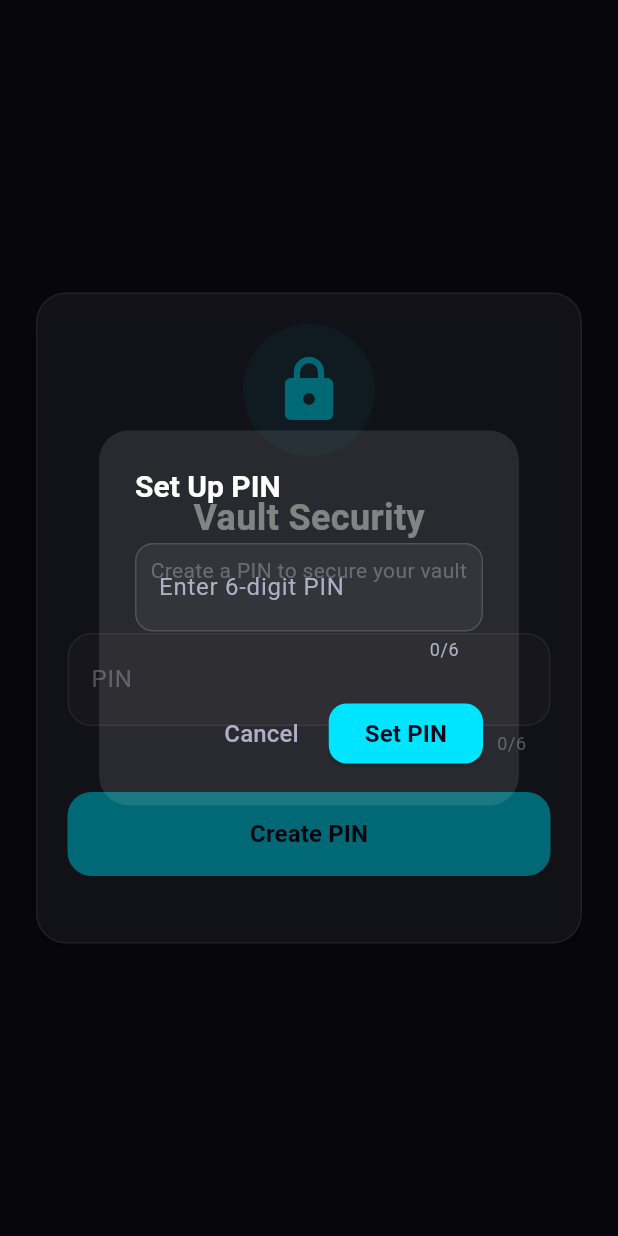
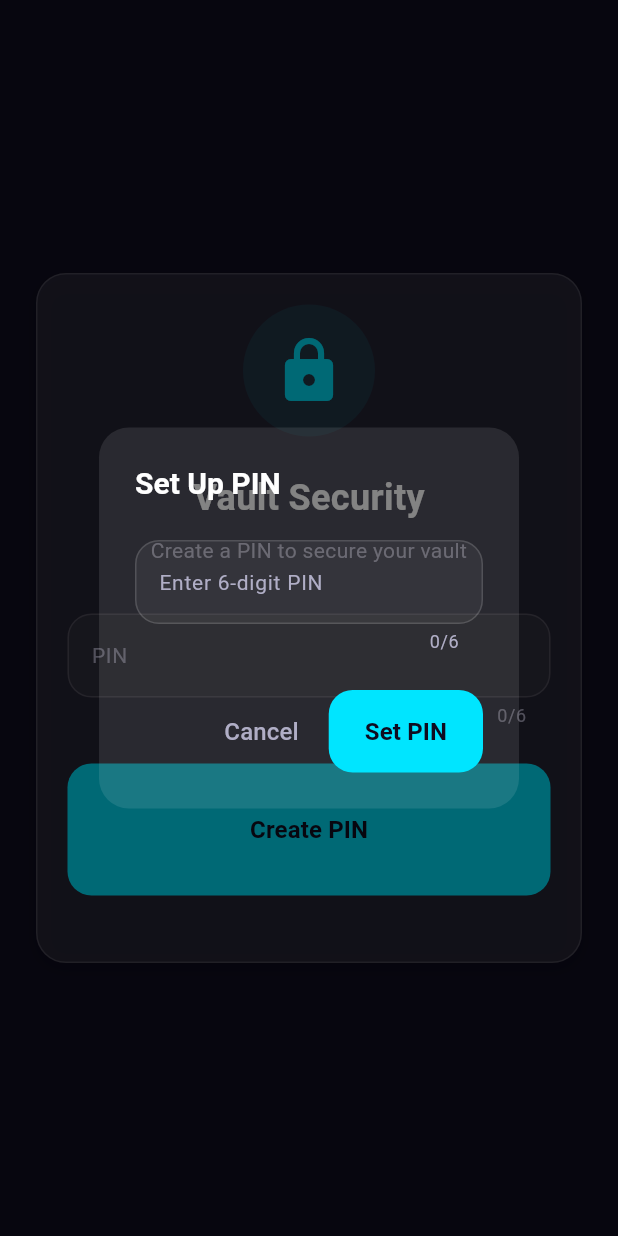
Before and after one commit to shado-ui/the-archive, a Flutter app: the VaultUnlockScreen screen opened by its route, after a tap on "Create PIN", on a phone screen of 412 x 824 dp. Run offline on Flutter 3.47's test engine with Material 3 defaults, Android fonts, the phone set to English and light mode, and no system bars; our stand-ins replace flutter_riverpod, flutter_secure_storage, go_router, local_auth, shared_preferences, supabase_flutter; accounts and stored records are empty.

Commit message:
Add reusable components, refactor vault unlock with logging

```diff
--- /dev/null
+++ b/lib/core/constants/app_constants.dart
@@ -0,0 +1,15 @@
+class AppConstants {
+  static const String appName = 'The Archive';
+  static const String appVersion = '1.5.0';
+  static const Duration sessionTimeout = Duration(minutes: 5);
+  static const int pinLength = 6;
+
+  static const double borderRadiusSmall = 12.0;
+  static const double borderRadiusMedium = 16.0;
+  static const double borderRadiusLarge = 20.0;
+
+  static const double spacingSmall = 8.0;
+  static const double spacingMedium = 16.0;
+  static const double spacingLarge = 24.0;
+  static const double spacingXLarge = 32.0;
+}
--- /dev/null
+++ b/lib/core/utils/validators.dart
@@ -0,0 +1,21 @@
+import '../constants/app_constants.dart';
+
+class Validators {
+  static bool isValidEmail(String email) {
+    final emailRegex = RegExp(r'^[\w-\.]+@([\w-]+\.)+[\w-]{2,4}$');
+    return emailRegex.hasMatch(email);
+  }
+
+  static bool isValidPin(String pin) {
+    return pin.length == AppConstants.pinLength && RegExp(r'^\d+$').hasMatch(pin);
+  }
+
+  static bool isValidUrl(String url) {
+    try {
+      final uri = Uri.parse(url);
+      return uri.hasScheme && (uri.scheme == 'http' || uri.scheme == 'https');
+    } catch (_) {
+      return false;
+    }
+  }
+}
--- /dev/null
+++ b/lib/core/widgets/app_button.dart
@@ -0,0 +1,82 @@
+import 'package:flutter/material.dart';
+import '../constants/colors.dart';
+import '../constants/app_constants.dart';
+
+class AppButton extends StatelessWidget {
+  final String label;
+  final VoidCallback? onPressed;
+  final IconData? icon;
+  final Color? backgroundColor;
+  final Color? textColor;
+  final bool isLoading;
+  final bool isFullWidth;
+
+  const AppButton({
+    super.key,
+    required this.label,
+    this.onPressed,
+    this.icon,
+    this.backgroundColor,
+    this.textColor,
+    this.isLoading = false,
+    this.isFullWidth = false,
+  });
+
+  @override
+  Widget build(BuildContext context) {
+    final effectiveBackgroundColor = backgroundColor ?? AppColors.auroraCyan;
+    final effectiveTextColor = textColor ?? AppColors.spaceDark;
+
+    Widget child = Row(
+      mainAxisSize: MainAxisSize.min,
+      mainAxisAlignment: MainAxisAlignment.center,
+      children: [
+        if (isLoading)
+          const SizedBox(
+            width: 20,
+            height: 20,
+            child: CircularProgressIndicator(
+              color: Colors.white,
+              strokeWidth: 2,
+            ),
+          )
+        else ...[
+          if (icon != null) ...[
+            Icon(icon, size: 20, color: effectiveTextColor),
+            const SizedBox(width: 12),
+          ],
+          Text(
+            label,
+            style: TextStyle(
+              color: effectiveTextColor,
+              fontSize: 16,
+              fontWeight: FontWeight.bold,
+            ),
+          ),
+        ],
+      ],
+    );
+
+    if (isFullWidth) {
+      child = SizedBox(
+        width: double.infinity,
+        height: 56,
+        child: child,
+      );
+    }
+
+    return ElevatedButton(
+      onPressed: isLoading ? null : onPressed,
+      style: ElevatedButton.styleFrom(
+        backgroundColor: effectiveBackgroundColor,
+        foregroundColor: effectiveTextColor,
+        padding: const EdgeInsets.symmetric(horizontal: 24, vertical: 16),
+        shape: RoundedRectangleBorder(
+          borderRadius: BorderRadius.circular(AppConstants.borderRadiusMedium),
+        ),
+        elevation: 0,
+      ),
+      child: child,
+    );
+  }
+}
--- /dev/null
+++ b/lib/core/widgets/app_text_field.dart
@@ -0,0 +1,86 @@
+import 'package:flutter/material.dart';
+import '../constants/colors.dart';
+import '../constants/app_constants.dart';
+
+class AppTextField extends StatelessWidget {
+  final String? label;
+  final String? hint;
+  final TextEditingController? controller;
+  final bool obscureText;
+  final bool enabled;
+  final TextInputType? keyboardType;
+  final int? maxLength;
+  final Widget? suffixIcon;
+  final Widget? prefixIcon;
+  final String? Function(String?)? validator;
+  final void Function(String)? onChanged;
+
+  const AppTextField({
+    super.key,
+    this.label,
+    this.hint,
+    this.controller,
+    this.obscureText = false,
+    this.enabled = true,
+    this.keyboardType,
+    this.maxLength,
+    this.suffixIcon,
+    this.prefixIcon,
+    this.validator,
+    this.onChanged,
+  });
+
+  @override
+  Widget build(BuildContext context) {
+    return TextFormField(
+      controller: controller,
+      obscureText: obscureText,
+      enabled: enabled,
+      keyboardType: keyboardType,
+      maxLength: maxLength,
+      validator: validator,
+      onChanged: onChanged,
+      style: const TextStyle(
+        color: Colors.white,
+        fontSize: 16,
+      ),
+      decoration: InputDecoration(
+        labelText: label,
+        hintText: hint,
+        labelStyle: const TextStyle(
+          color: AppColors.textSecondary,
+          fontSize: 14,
+        ),
+        hintStyle: TextStyle(
+          color: AppColors.textMuted.withOpacity(0.5),
+          fontSize: 14,
+        ),
+        filled: true,
+        fillColor: AppColors.cardBg,
+        border: OutlineInputBorder(
+          borderRadius: BorderRadius.circular(AppConstants.borderRadiusMedium),
+          borderSide: const BorderSide(color: AppColors.glassBorder),
+        ),
+        enabledBorder: OutlineInputBorder(
+          borderRadius: BorderRadius.circular(AppConstants.borderRadiusMedium),
+          borderSide: const BorderSide(color: AppColors.glassBorder),
+        ),
+        focusedBorder: OutlineInputBorder(
+          borderRadius: BorderRadius.circular(AppConstants.borderRadiusMedium),
+          borderSide: const BorderSide(color: AppColors.auroraCyan, width: 2),
+        ),
+        errorBorder: OutlineInputBorder(
+          borderRadius: BorderRadius.circular(AppConstants.borderRadiusMedium),
+          borderSide: const BorderSide(color: AppColors.errorRed),
+        ),
+        focusedErrorBorder: OutlineInputBorder(
+          borderRadius: BorderRadius.circular(AppConstants.borderRadiusMedium),
+          borderSide: const BorderSide(color: AppColors.errorRed, width: 2),
+        ),
+        counterStyle: const TextStyle(color: AppColors.textSecondary),
+        suffixIcon: suffixIcon,
+        prefixIcon: prefixIcon,
+      ),
+    );
+  }
+}
--- a/lib/features/ui_screens.dart
+++ b/lib/features/ui_screens.dart
@@ -5,9 +5,14 @@ import 'package:go_router/go_router.dart';
 import 'package:intl/intl.dart';
 import 'package:supabase_flutter/supabase_flutter.dart';
 import '../core/constants/colors.dart';
+import '../core/constants/app_constants.dart';
 import '../core/models/dart_models.dart';
 import '../core/providers/state_providers.dart';
 import '../core/security/key_custody.dart';
+import '../core/widgets/app_button.dart';
+import '../core/widgets/app_text_field.dart';
+import '../core/utils/app_logger.dart';
+import '../core/utils/validators.dart';
 
 String generateUUID() {
   final random = Random.secure();
@@ -341,22 +346,31 @@ class _VaultUnlockScreenState extends ConsumerState<VaultUnlockScreen> {
     final user = ref.read(currentUserProvider);
 
     try {
+      AppLogger.info('Attempting vault unlock');
+
       if (user == null) throw Exception("Session inactive. Re-authenticate.");
 
       final pin = _pinController.text.trim();
-      if (pin.isEmpty) throw Exception("Please enter your PIN");
+      if (!Validators.isValidPin(pin)) {
+        throw Exception("Please enter a valid 6-digit PIN");
+      }
+
       final success = await keyCustody.unlockWithPin(pin);
       if (!success) throw Exception("Invalid PIN");
+
+      AppLogger.info('Vault unlocked successfully');
 
       // Check if partner profile exists, if not redirect to setup
       final partnerProfile = await partnerRepo.getPartnerProfile(user.id);
       if (partnerProfile == null && mounted) {
+        AppLogger.info('No partner profile found, redirecting to setup');
         context.go('/setup');
         return;
       }
 
       if (mounted) context.go('/dashboard');
     } catch (e) {
+      AppLogger.error('Vault unlock failed', error: e);
       if (mounted) {
         ScaffoldMessenger.of(context).showSnackBar(
           SnackBar(content: Text("Unlock Failed: ${e.toString()}")),
@@ -372,8 +386,11 @@ class _VaultUnlockScreenState extends ConsumerState<VaultUnlockScreen> {
     final partnerRepo = ref.read(partnerProfileRepositoryProvider);
     final user = ref.read(currentUserProvider);
 
+    AppLogger.info('Attempting biometric unlock');
+
     final success = await keyCustody.unlockWithBiometrics();
     if (success) {
+      AppLogger.info('Biometric unlock successful');
       // Check if partner profile exists, if not redirect to setup
       final partnerProfile = await partnerRepo.getPartnerProfile(user!.id);
       if (partnerProfile == null && mounted) {
@@ -383,6 +400,7 @@ class _VaultUnlockScreenState extends ConsumerState<VaultUnlockScreen> {
 
       if (mounted) context.go('/dashboard');
     } else {
+      AppLogger.warning('Biometric unlock failed');
       if (mounted) {
         ScaffoldMessenger.of(context).showSnackBar(
           const SnackBar(content: Text("Biometric verification failed. Use PIN.")),
@@ -397,38 +415,19 @@ class _VaultUnlockScreenState extends ConsumerState<VaultUnlockScreen> {
       context: context,
       builder: (context) => AlertDialog(
         backgroundColor: AppColors.glassBg,
-        shape: RoundedRectangleBorder(borderRadius: BorderRadius.circular(20)),
+        shape: RoundedRectangleBorder(borderRadius: BorderRadius.circular(AppConstants.borderRadiusLarge)),
         title: const Text("Set Up PIN", style: TextStyle(color: Colors.white, fontSize: 20, fontWeight: FontWeight.bold)),
         content: Column(
           mainAxisSize: MainAxisSize.min,
           children: [
             const SizedBox(height: 8),
-            TextField(
+            AppTextField(
               controller: pinController,
+              label: "Enter 6-digit PIN",
+              hint: "••••••",
               obscureText: true,
-              maxLength: 6,
+              maxLength: AppConstants.pinLength,
               keyboardType: TextInputType.number,
-              style: const TextStyle(color: Colors.white, fontSize: 18),
-              textAlign: TextAlign.center,
-              decoration: InputDecoration(
-                labelText: "Enter 6-digit PIN",
-                labelStyle: const TextStyle(color: AppColors.textSecondary),
-                counterStyle: const TextStyle(color: AppColors.textSecondary),
-                filled: true,
-                fillColor: AppColors.cardBg,
-                border: OutlineInputBorder(
-                  borderRadius: BorderRadius.circular(12),
-                  borderSide: const BorderSide(color: AppColors.glassBorder),
-                ),
-                enabledBorder: OutlineInputBorder(
-                  borderRadius: BorderRadius.circular(12),
-                  borderSide: const BorderSide(color: AppColors.glassBorder),
-                ),
-                focusedBorder: OutlineInputBorder(
-                  borderRadius: BorderRadius.circular(12),
-                  borderSide: const BorderSide(color: AppColors.auroraCyan),
-                ),
-              ),
             ),
           ],
         ),
@@ -437,12 +436,14 @@ class _VaultUnlockScreenState extends ConsumerState<VaultUnlockScreen> {
             onPressed: () => Navigator.pop(context),
             child: const Text("Cancel", style: TextStyle(color: AppColors.textSecondary, fontSize: 16)),
           ),
-          ElevatedButton(
+          AppButton(
+            label: "Set PIN",
             onPressed: () async {
               final pin = pinController.text.trim();
-              if (pin.length == 6) {
+              if (Validators.isValidPin(pin)) {
                 final keyCustody = ref.read(keyCustodyProvider);
                 await keyCustody.savePin(pin);
+                AppLogger.info('PIN set successfully');
                 if (mounted) {
                   setState(() => _pinSet = true);
                   Navigator.pop(context);
@@ -452,11 +453,6 @@ class _VaultUnlockScreenState extends ConsumerState<VaultUnlockScreen> {
                 }
               }
             },
-            style: ElevatedButton.styleFrom(
-              backgroundColor: AppColors.auroraCyan,
-              shape: RoundedRectangleBorder(borderRadius: BorderRadius.circular(12)),
-            ),
-            child: const Text("Set PIN", style: TextStyle(color: AppColors.spaceDark, fontWeight: FontWeight.bold, fontSize: 16)),
           ),
         ],
       ),
@@ -497,48 +493,20 @@ class _VaultUnlockScreenState extends ConsumerState<VaultUnlockScreen> {
                     textAlign: TextAlign.center,
                   ),
                   const SizedBox(height: 32),
-                  TextField(
+                  AppTextField(
                     controller: _pinController,
+                    label: "PIN",
+                    hint: "••••••",
                     obscureText: true,
-                    maxLength: 6,
+                    maxLength: AppConstants.pinLength,
                     keyboardType: TextInputType.number,
-                    style: const TextStyle(color: Colors.white, fontSize: 20, letterSpacing: 8),
-                    textAlign: TextAlign.center,
-                    decoration: InputDecoration(
-                      labelText: "PIN",
-                      labelStyle: const TextStyle(color: AppColors.textSecondary),
-                      counterStyle: const TextStyle(color: AppColors.textSecondary),
-                      filled: true,
-                      fillColor: AppColors.cardBg,
-                      border: OutlineInputBorder(
-                        borderRadius: BorderRadius.circular(16),
-                        borderSide: const BorderSide(color: AppColors.glassBorder),
-                      ),
-                      enabledBorder: OutlineInputBorder(
-                        borderRadius: BorderRadius.circular(16),
-                        borderSide: const BorderSide(color: AppColors.glassBorder),
-                      ),
-                      focusedBorder: OutlineInputBorder(
-                        borderRadius: BorderRadius.circular(16),
-                        borderSide: const BorderSide(color: AppColors.auroraCyan, width: 2),
-                      ),
-                    ),
                   ),
                   const SizedBox(height: 24),
-                  SizedBox(
-                    width: double.infinity,
-                    height: 56,
-                    child: ElevatedButton(
-                      style: ElevatedButton.styleFrom(
-                        backgroundColor: AppColors.auroraCyan,
-                        shape: RoundedRectangleBorder(borderRadius: BorderRadius.circular(16)),
-                        elevation: 0,
-                      ),
-                      onPressed: _loading ? null : (_pinSet ? _unlockVault : () => _showPinSetupDialog()),
-                      child: _loading
-                        ? const SizedBox(width: 24, height: 24, child: CircularProgressIndicator(color: Colors.white, strokeWidth: 2))
-                        : Text(_pinSet ? "Unlock" : "Create PIN", style: const TextStyle(color: AppColors.spaceDark, fontWeight: FontWeight.bold, fontSize: 16)),
-                    ),
+                  AppButton(
+                    label: _pinSet ? "Unlock" : "Create PIN",
+                    onPressed: _loading ? null : (_pinSet ? _unlockVault : () => _showPinSetupDialog()),
+                    isLoading: _loading,
+                    isFullWidth: true,
                   ),
                   const SizedBox(height: 24),
                   if (_biometricAvailable && _pinSet)
```
